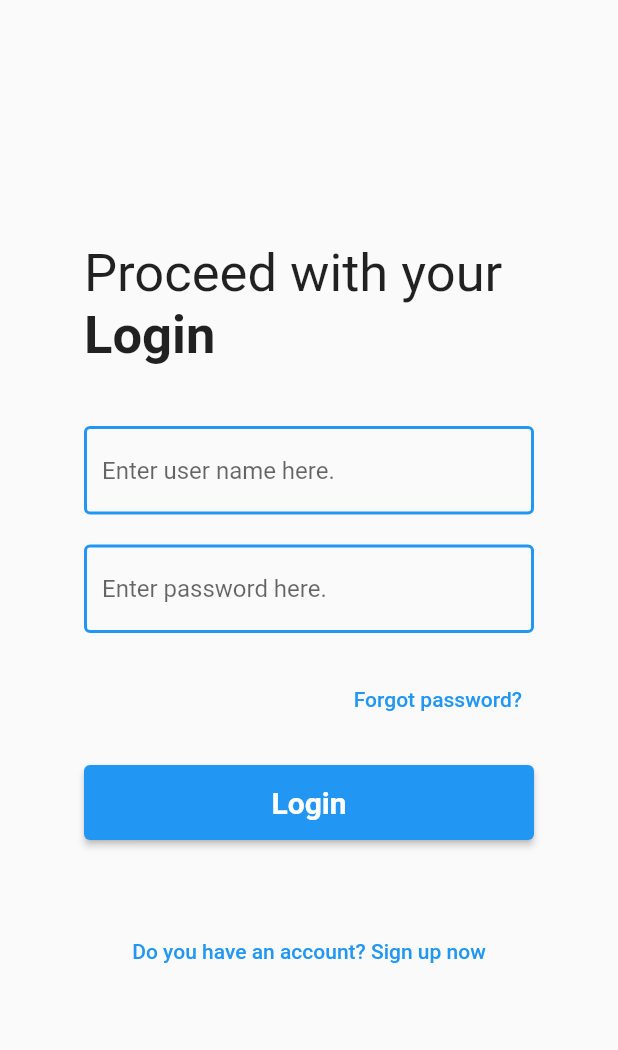
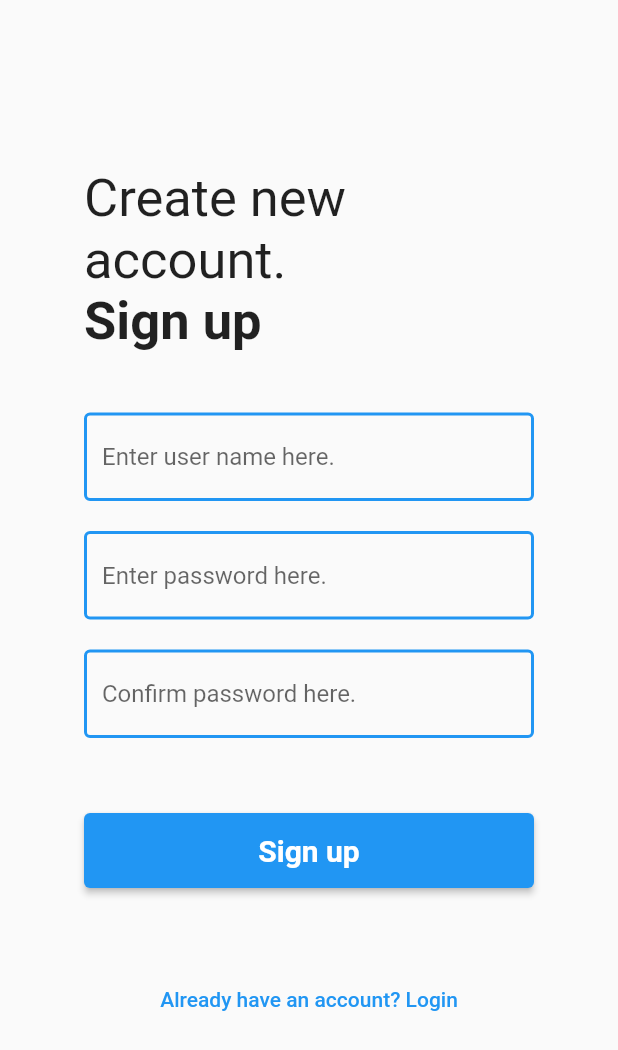
Before and after one commit to Zen-99/I-want, a Flutter app: the screen it shows after launch, on a phone screen of 412 x 824 dp. Shown: the top 1050 px of the screen. Run offline on Flutter 3.47's test engine with Material 2 defaults, Android fonts, the phone set to English and light mode, and no system bars; our stand-ins replace flutter_profile_picture.

Commit message:
sign up created

```diff
--- /dev/null
+++ b/lib/screens/authentication/signup.dart
@@ -0,0 +1,135 @@
+import 'package:flutter/src/widgets/container.dart';
+import 'package:flutter/src/widgets/framework.dart';
+import "package:flutter/material.dart";
+
+class SignUp extends StatefulWidget {
+  const SignUp({super.key});
+
+  @override
+  State<SignUp> createState() => _SignUpState();
+}
+
+class _SignUpState extends State<SignUp> {
+  final _formkey = GlobalKey<FormState>();
+  @override
+  Widget build(BuildContext context) {
+        return Scaffold(
+          body: Center(
+            child:Container(
+              // color: Colors.amber,
+              width: 300,
+              height:600,
+              child: Column(
+                children: [
+                  Container(
+                    alignment: Alignment.topLeft,
+                    width: double.infinity,
+                    child:Column(
+                    crossAxisAlignment: CrossAxisAlignment.start,
+                    children: [
+                      Text("Create new account.",textAlign: TextAlign.left,style: TextStyle(fontSize: 35)),
+                      Text("Sign up",textAlign: TextAlign.left,style: TextStyle(fontWeight: FontWeight.bold,fontSize: 35)),
+                    ],
+                  )),
+
+                  SizedBox(height: 40),
+                  Form(
+                    key:_formkey,
+                    child: Column(
+                      children: [
+                        TextFormField(
+
+                          decoration: InputDecoration(
+                            hintText: "Enter user name here.",
+                            focusColor: Colors.blueGrey,
+                            enabledBorder: OutlineInputBorder(
+                              borderSide: BorderSide(
+                                  width: 2, color: Colors.blue), //<-- SEE HERE
+                            ),
+                            focusedBorder: OutlineInputBorder(
+                              borderSide: BorderSide(
+                                width: 3, color: Colors.blue), //<-- SEE HERE
+                            ),
+                          ),
+                          validator: (value) {
+                            if (value == null || value.isEmpty) {
+                              return 'Empty';
+                            }
+                            return null;
+                          },
+                        ),
+                        SizedBox(height: 20),
+                        TextFormField(
+                          decoration: InputDecoration(
+                            hintText: "Enter password here.",
+                            focusColor: Colors.blueGrey,
+                            enabledBorder: OutlineInputBorder(
+                              borderSide: BorderSide(
+                                  width: 2, color: Colors.blue), //<-- SEE HERE
+                            ),
+                            focusedBorder: OutlineInputBorder(
+                              borderSide: BorderSide(
+                                width: 3, color: Colors.blue), //<-- SEE HERE
+                            ),
+                          ),
+                          validator: (value) {
+                            if (value == null || value.isEmpty) {
+                              return 'Empty';
+                            }
+                            return null;
+                          },
+                        ),
+                        SizedBox(height: 20),
+                        TextFormField(
+                          decoration: InputDecoration(
+                            hintText: "Confirm password here.",
+                            focusColor: Colors.blueGrey,
+                            enabledBorder: OutlineInputBorder(
+                              borderSide: BorderSide(
+                                  width: 2, color: Colors.blue), //<-- SEE HERE
+                            ),
+                            focusedBorder: OutlineInputBorder(
+                              borderSide: BorderSide(
+                                width: 3, color: Colors.blue), //<-- SEE HERE
+                            ),
+                          ),
+                          validator: (value) {
+                            if (value == null || value.isEmpty) {
+                              return 'Empty';
+                            }
+                            return null;
+                          },
+                        ),
+                        SizedBox(height: 50),
+                        Container(
+                          width: double.infinity,
+                          height: 50,
+                          child:ElevatedButton(
+
+                          onPressed: () {
+
+                          },
+                          child: const Text('Sign up',style: TextStyle(fontWeight: FontWeight.bold,fontSize: 20)),
+                        ),
+                        ),
+                        SizedBox(height: 50),
+                        Container(
+                          width: double.infinity,
+                          child:TextButton(
+                            onPressed: () {
+
+                            },
+                            child: const Text('Already have an account? Login'),
+                          ),
+                        ),
+                      ],
+                    )
+                  )
+                ],
+              ),
+            ),
+
+          )
+        );
+  }
+}
--- a/lib/screens/wrapper.dart
+++ b/lib/screens/wrapper.dart
@@ -1,5 +1,6 @@
 import 'package:flutter/material.dart';
 import 'package:i_want/screens/authentication/authenticatr.dart';
+import 'package:i_want/screens/authentication/signup.dart';
 import 'package:i_want/screens/home/home.dart';
 
 class Wrapper extends StatelessWidget {
@@ -7,6 +8,6 @@ class Wrapper extends StatelessWidget {
 
   @override
   Widget build(BuildContext context) {
-    return Authenticate();
+    return SignUp();
   }
 }
```
Also changed, not shown: pubspec.lock, 2 other files.
